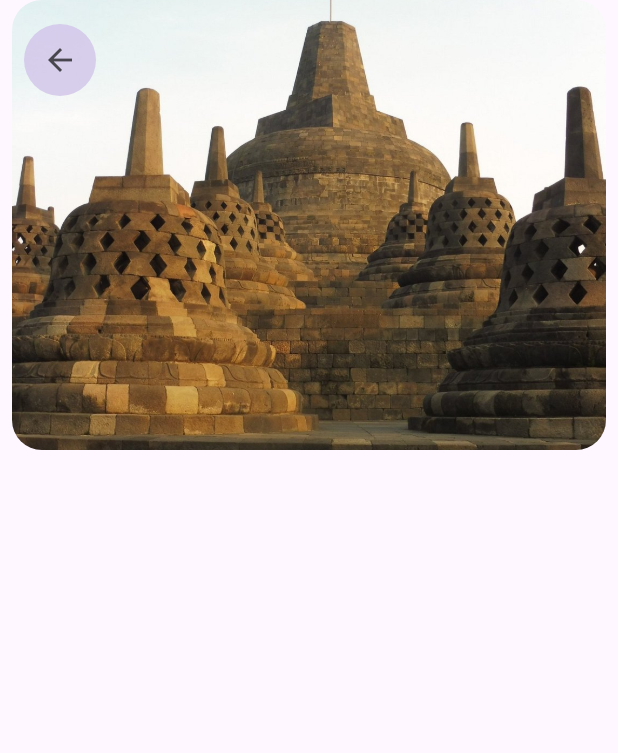
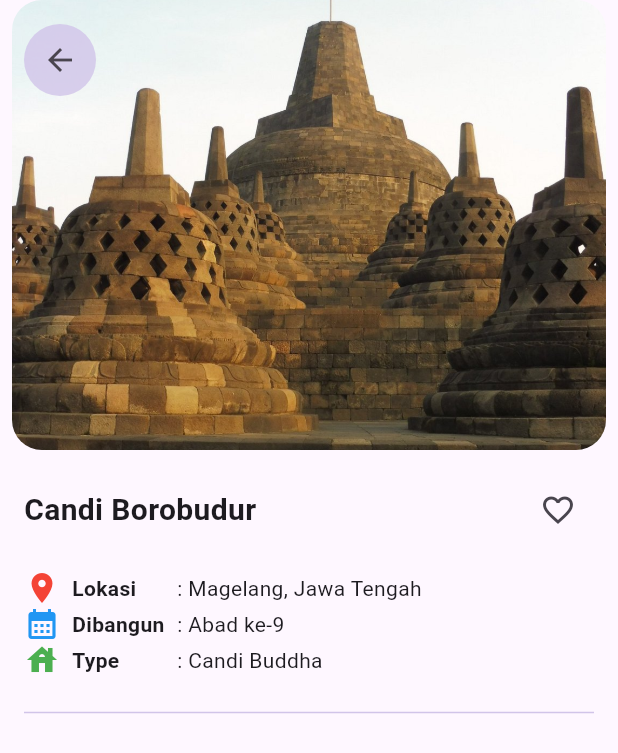
Before and after one commit to 2024-2025-Gasal-PABI-SI5A/project-wisata-candi-donnaagn, a Flutter app: the screen it shows after launch, on a phone screen of 412 x 824 dp. Shown: the top 753 px of the screen. Run offline on Flutter 3.47's test engine with Material 3 defaults, Android fonts, the phone set to English and light mode, and no system bars.

Commit message:
Update detail_screen.dart

```diff
--- a/candi/lib/screens/detail_screen.dart
+++ b/candi/lib/screens/detail_screen.dart
@@ -39,12 +39,74 @@ class DetailScreen extends StatelessWidget {
               ),
             ],
           ),
-          //Detail screen
-          Padding(padding: EdgeInsets.symmetric(horizontal: 16),
+          //Detail info
+          Padding(
+            padding: const EdgeInsets.symmetric(horizontal: 16),
           child: Column(
             children: [
               //info atas
+              const SizedBox(
+                height: 16,
+              ),
+              Row(
+                mainAxisAlignment: MainAxisAlignment.spaceBetween,
+                children: [
+                  Text(candi.name,
+                  style: const TextStyle(
+                    fontSize: 20,
+                    fontWeight: FontWeight.bold),
+                    ),
+                  IconButton(onPressed: () {},
+                  icon: Icon(Icons.favorite_border))
+                ],
+              ),
               //info tengah
+              const SizedBox(height: 16,),
+              Row(children: [
+                Icon(Icons.place,color: Colors.red,),
+                SizedBox(width: 8,),
+                const SizedBox(
+                  width: 70,
+                  child: Text(
+                    'Lokasi',
+                    style: TextStyle(fontWeight: FontWeight.bold) ,
+                  ),
+                ),
+                Text(': ${candi.location}')
+              ],
+              ),
+              Row(children: [
+                Icon(Icons.calendar_month,color: Colors.blue,),
+                SizedBox(width: 8,),
+                const SizedBox(
+                  width: 70,
+                  child: Text(
+                    'Dibangun',
+                    style: TextStyle(fontWeight: FontWeight.bold) ,
+                  ),
+                ),
+                Text(': ${candi.built}')
+              ],),
+              Row(children: [
+                Icon(Icons.house,color: Colors.green,),
+                SizedBox(width: 8,),
+                const SizedBox(
+                  width: 70,
+                  child: Text(
+                    'Type',
+                    style: TextStyle(fontWeight: FontWeight.bold) ,
+                  ),
+                ),
+                Text(': ${candi.type}')
+              ],),
+              //pemisah
+              const SizedBox(height: 15,),
+              Divider(
+                color: Colors.deepPurple.shade100,
+              ),
+              const SizedBox(
+                height: 16,
+              )
               //info bawah
 
             ],
```
